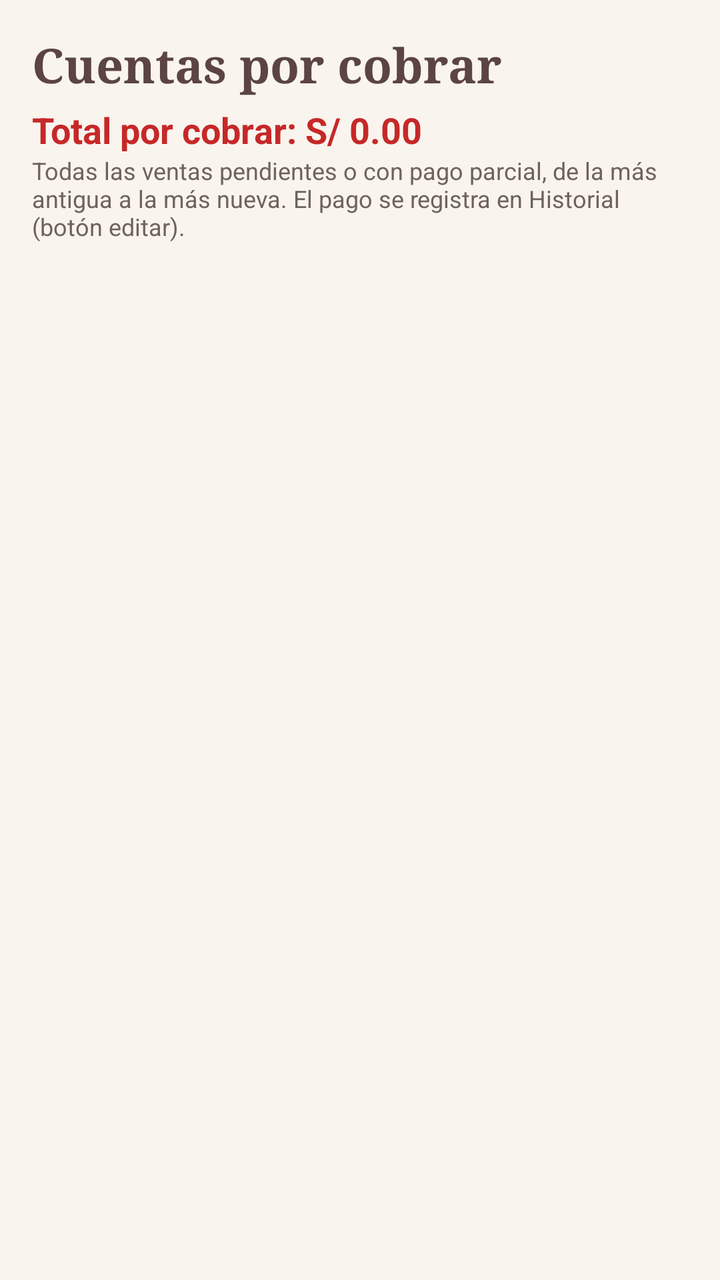
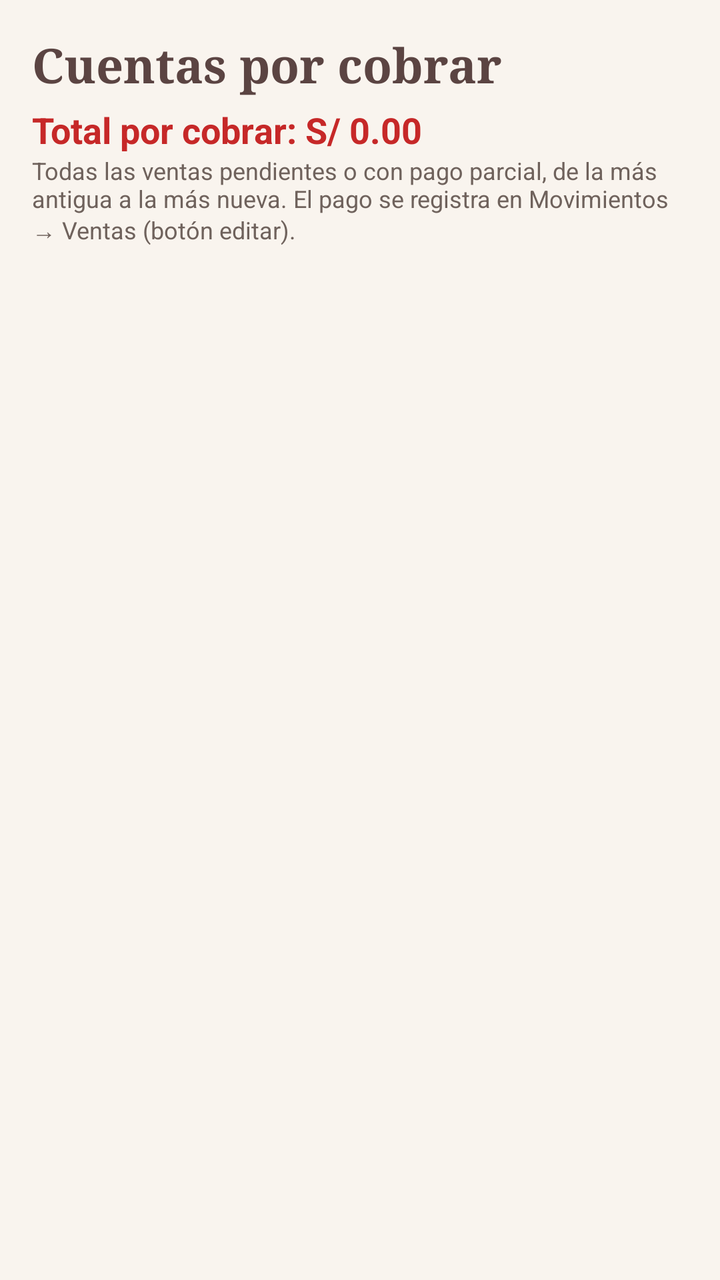

Two renders of the same Android screen: before a commit and after it. Below are the layout's source before the change and the commit's diff.
<!-- AndroidManifest.xml: application theme Theme.CajaiCafeAdministracion -->
<!-- res/layout/activity_cuentas_por_cobrar.xml -->
<?xml version="1.0" encoding="utf-8"?>
<ScrollView xmlns:android="http://schemas.android.com/apk/res/android"
    android:layout_width="match_parent"
    android:layout_height="match_parent"
    android:background="@color/fondo"
    android:padding="16dp">

    <LinearLayout
        android:orientation="vertical"
        android:layout_width="match_parent"
        android:layout_height="wrap_content">

        <TextView
            android:text="Cuentas por cobrar"
            android:fontFamily="serif" android:textSize="24sp"
            android:textStyle="bold"
            android:textColor="@color/textoMarca"
            android:layout_width="match_parent"
            android:layout_height="wrap_content" />

        <TextView
            android:id="@+id/tvTotalPorCobrar"
            android:text="Total por cobrar: S/ 0.00"
            android:textSize="18sp"
            android:textStyle="bold"
            android:textColor="@color/negativo"
            android:layout_marginTop="4dp"
            android:layout_width="match_parent"
            android:layout_height="wrap_content" />

        <TextView
            android:text="Todas las ventas pendientes o con pago parcial, de la más antigua a la más nueva. El pago se registra en Historial (botón editar)."
            android:textSize="12sp"
            android:textColor="@color/textoSecundario"
            android:layout_marginBottom="8dp"
            android:layout_width="match_parent"
            android:layout_height="wrap_content" />

        <TextView
            android:id="@+id/tvSinCuentas"
            android:text="Nadie te debe nada."
            android:textColor="@color/positivo"
            android:visibility="gone"
            android:layout_width="wrap_content"
            android:layout_height="wrap_content" />

        
        <LinearLayout
            android:id="@+id/contenedorCuentas"
            android:orientation="vertical"
            android:layout_marginBottom="24dp"
            android:layout_width="match_parent"
            android:layout_height="wrap_content" />

    </LinearLayout>
</ScrollView>
<!-- resources referenced by this layout -->
<resources>
  <color name="fondo">#F9F4EE</color>
  <color name="negativo">#C62828</color>
  <color name="positivo">#2E7D32</color>
  <color name="textoMarca">#5B4442</color>
  <color name="textoSecundario">#6F625C</color>
  <style name="Theme.CajaiCafeAdministracion" parent="Base.Theme.CajaiCafeAdministracion" />
  <style name="Base.Theme.CajaiCafeAdministracion" parent="Theme.Material3.DayNight.NoActionBar">
          <item name="colorPrimary">@color/marcaPrimario</item>
          <item name="colorOnPrimary">@color/marcaSobrePrimario</item>
          <item name="colorPrimaryContainer">@color/marcaContenedor</item>
          <item name="colorOnPrimaryContainer">@color/marcaSobreContenedor</item>
          <item name="colorSecondary">@color/marcaSecundario</item>
          <item name="colorOnSecondary">@color/marcaSobrePrimario</item>
          
          <item name="colorSecondaryContainer">@color/marcaContenedor</item>
          <item name="colorOnSecondaryContainer">@color/marcaSobreContenedor</item>
          <item name="colorTertiary">@color/positivo</item>
          <item name="android:colorBackground">@color/fondo</item>
          <item name="colorOnBackground">@color/texto</item>
          <item name="colorSurface">@color/superficie</item>
          <item name="colorOnSurface">@color/texto</item>
          <item name="colorOnSurfaceVariant">@color/textoSecundario</item>
          <item name="colorOutline">@color/borde</item>
          
          <item name="android:statusBarColor">@color/cafeProfundo</item>
          <item name="android:navigationBarColor">@color/cafeProfundo</item>
          <item name="android:windowLightStatusBar">false</item>
      </style>
  <color name="marcaPrimario">#6D4C41</color>
  <color name="marcaSobrePrimario">#FFFFFF</color>
  <color name="marcaContenedor">#F3E3D8</color>
  <color name="marcaSobreContenedor">#2B1F1D</color>
  <color name="marcaSecundario">#8D6E63</color>
  <color name="texto">#2B1F1D</color>
  <color name="superficie">#FFFFFF</color>
  <color name="borde">#D7CCC8</color>
  <color name="cafeProfundo">#3E2723</color>
</resources>

<!-- the commit's change to res/layout/activity_cuentas_por_cobrar.xml (unified diff, before → after) -->
@@ -29,7 +29,7 @@
             android:layout_height="wrap_content" />
 
         <TextView
-            android:text="Todas las ventas pendientes o con pago parcial, de la más antigua a la más nueva. El pago se registra en Historial (botón editar)."
+            android:text="Todas las ventas pendientes o con pago parcial, de la más antigua a la más nueva. El pago se registra en Movimientos → Ventas (botón editar)."
             android:textSize="12sp"
             android:textColor="@color/textoSecundario"
             android:layout_marginBottom="8dp"
